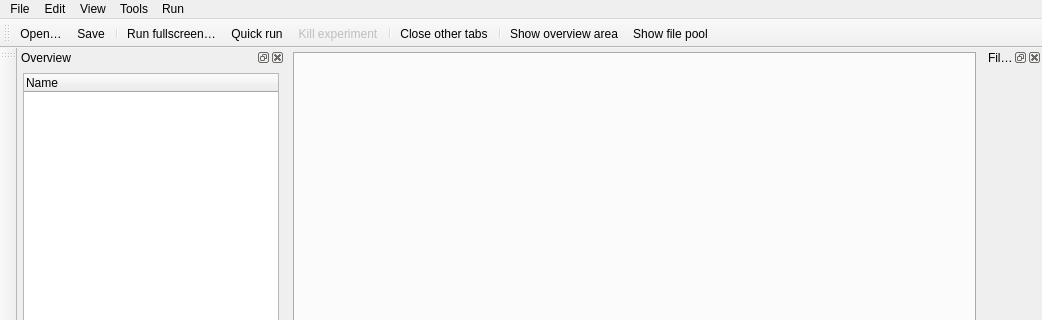
Qt form libqtopensesame/resources/ui/misc/main_window.ui (open-cogsci/OpenSesame) before a commit; both pictures show x 0 to 1042 and y 0 to 320 of the 1042 by 843 pixel window.
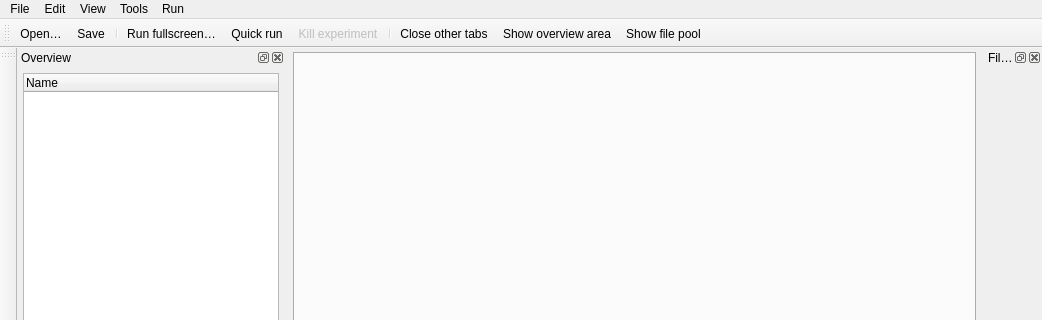
The same form after that commit. Icons and pictures are not drawn. Custom widgets are drawn as their Qt base class.

Diff of the .ui file:
```diff
--- a/libqtopensesame/resources/ui/misc/main_window.ui
+++ b/libqtopensesame/resources/ui/misc/main_window.ui
@@ -242,7 +242,6 @@
    <addaction name="action_kill"/>
    <addaction name="separator"/>
    <addaction name="action_close_other_tabs"/>
-   <addaction name="separator"/>
    <addaction name="action_show_overview"/>
    <addaction name="action_show_pool"/>
   </widget>
```
